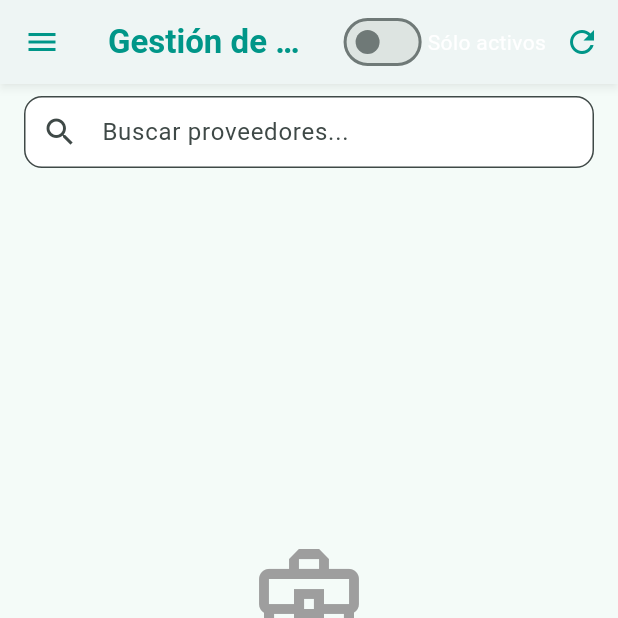
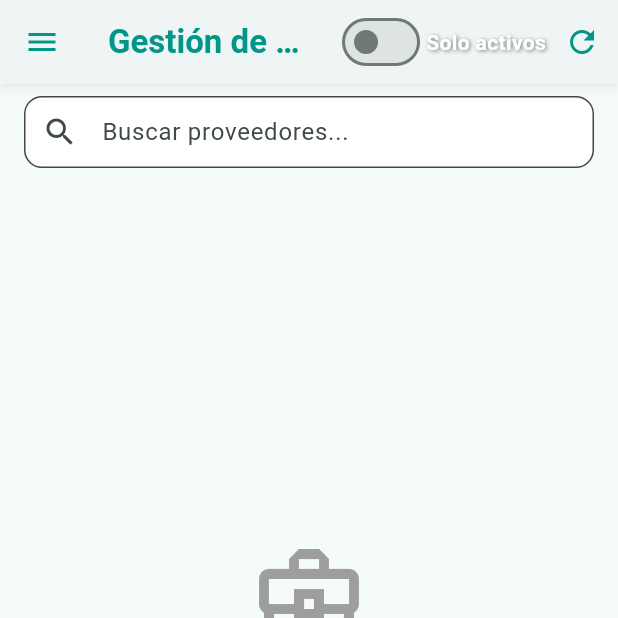
Before and after one commit to Smorpius/inmobiliaria, a Flutter app: the ListaProveedoresScreen screen opened by its route, on a phone screen of 412 x 824 dp, the top half of it. Run offline on Flutter 3.47's test engine with Material 3 defaults, Android fonts, the phone set to English and light mode, and no system bars; our stand-ins replace cached_network_image, image_picker, photo_view, shared_preferences, smooth_page_indicator; missing offline and left inert: mysql1; accounts and stored records are empty.

Commit message:
provedores funciona mostrar solo activos e inactivos

```diff
--- a/lib/vistas/Proveedores/lista/lista_proveedores_screen.dart
+++ b/lib/vistas/Proveedores/lista/lista_proveedores_screen.dart
@@ -368,7 +368,11 @@ class _ListaProveedoresScreenState extends State<ListaProveedoresScreen>
         final proveedoresFiltrados =
             estado.mostrarInactivos
                 ? proveedores
-                : proveedores.where((p) => p.idEstado == 1).toList();
+                    .where((p) => p.idEstado != 1)
+                    .toList() // Solo inactivos
+                : proveedores
+                    .where((p) => p.idEstado == 1)
+                    .toList(); // Solo activos
 
         // MEJORA IMPLEMENTADA: Log específico para el filtrado
         developer.log(
--- a/lib/vistas/Proveedores/lista/proveedores_filtro.dart
+++ b/lib/vistas/Proveedores/lista/proveedores_filtro.dart
@@ -23,13 +23,25 @@ class ProveedoresFiltro extends StatelessWidget {
         Switch(
           value: mostrarInactivos,
           onChanged: isLoading ? null : onChanged,
-          // MEJORA: Colores personalizados para mejorar UX
-          activeColor: Colors.green,
-          activeTrackColor: Colors.greenAccent,
+          // Colores personalizados para mejorar UX
+          activeColor: Colors.orange,
+          activeTrackColor: Colors.orangeAccent,
         ),
         Text(
-          mostrarInactivos ? 'Mostrando todos' : 'Sólo activos',
-          style: const TextStyle(color: Colors.white, fontSize: 14),
+          mostrarInactivos ? 'Solo inactivos' : 'Solo activos',
+          style: TextStyle(
+            color: Colors.white,
+            fontSize: 14,
+            fontWeight: FontWeight.bold,
+            // Sombra para mejor legibilidad en cualquier fondo
+            shadows: [
+              Shadow(
+                offset: const Offset(1.0, 1.0),
+                blurRadius: 3.0,
+                color: Color.fromRGBO(0, 0, 0, 0.5), // Reemplazado withOpacity
+              ),
+            ],
+          ),
         ),
         // Botón de recargar
         IconButton(
```
